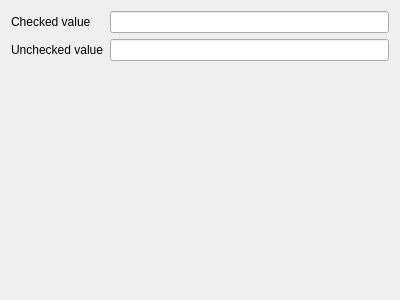
Old version of the form src/configmanager/editorwidgets/uifiles/checkwidget_config.ui in the repository roam-qgis/Roam.
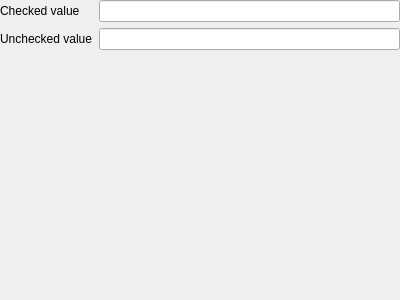
New version of the form.

Commit message: Reduce margins on config widgets

Diff of the .ui file:
```diff
--- a/src/configmanager/editorwidgets/uifiles/checkwidget_config.ui
+++ b/src/configmanager/editorwidgets/uifiles/checkwidget_config.ui
@@ -17,6 +17,9 @@
    <property name="fieldGrowthPolicy">
     <enum>QFormLayout::AllNonFixedFieldsGrow</enum>
    </property>
+   <property name="margin">
+    <number>0</number>
+   </property>
    <item row="0" column="0">
     <widget class="QLabel" name="label_3">
      <property name="text">
```
The commit also changes 9 other files.
